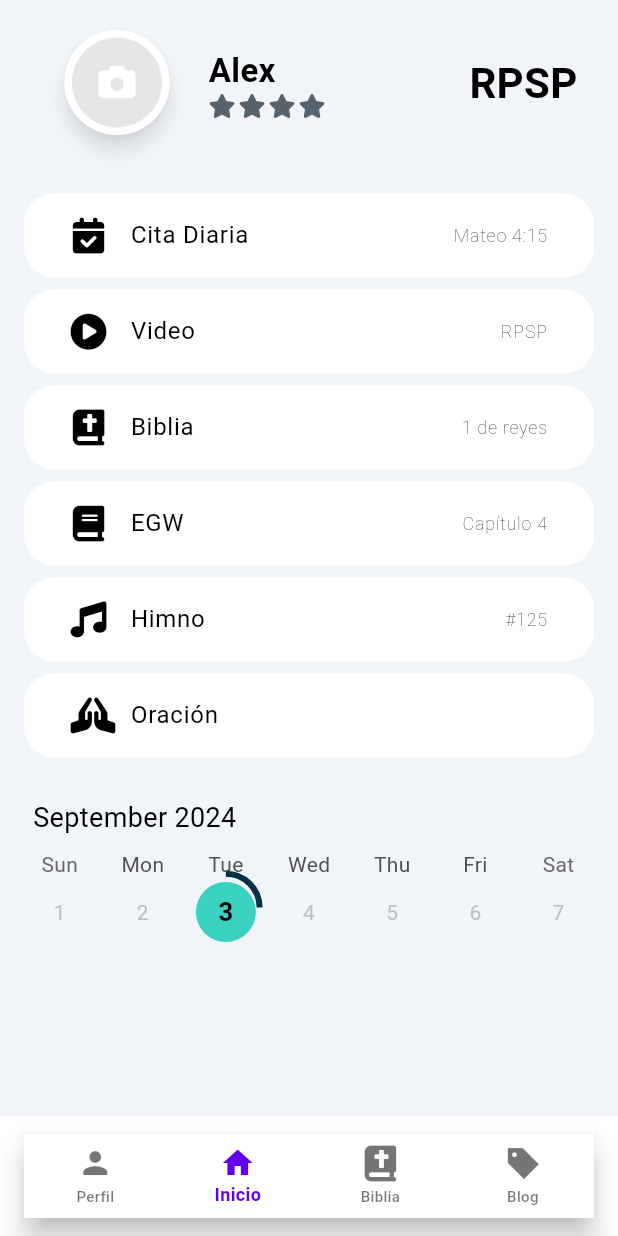
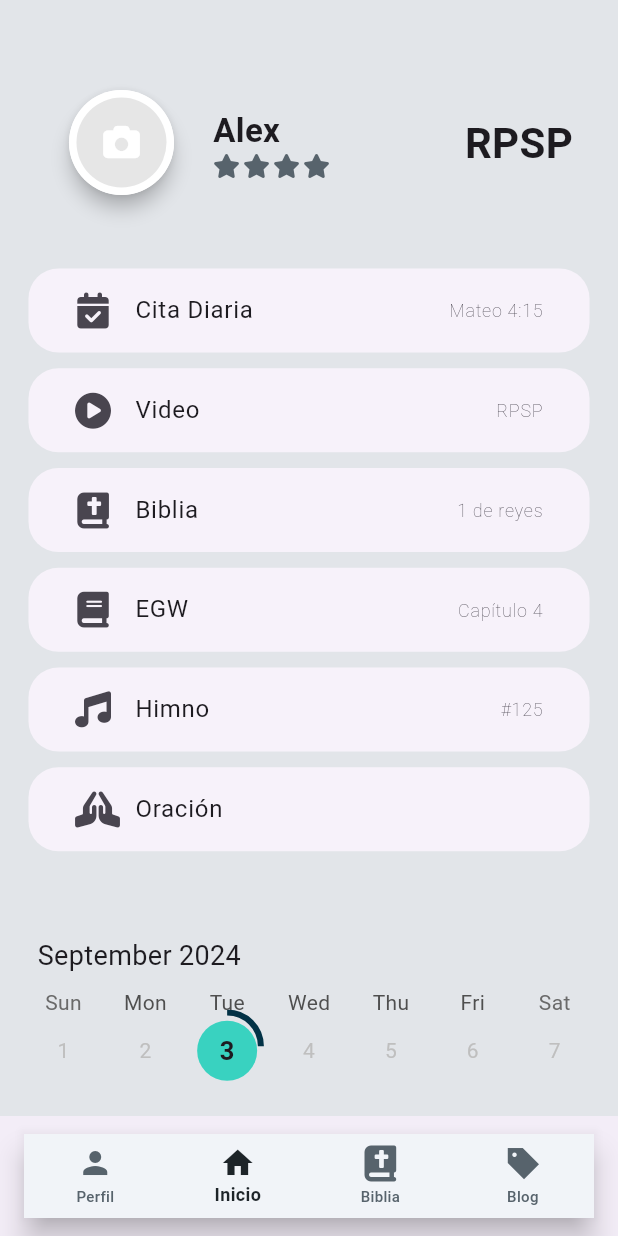
Before and after one commit to UNAV-ISC/rpsp_rep, a Flutter app: the screen it shows after launch, on a phone screen of 412 x 824 dp. Run offline on Flutter 3.47's test engine with Material 3 defaults, Android fonts, the phone set to English and light mode, and no system bars; drawn by our look-alikes of table_calendar; our stand-ins replace flutter_switch, font_awesome_flutter, get, image_picker, shared_preferences, webview_flutter; missing offline and left inert: flutter_inappwebview; accounts and stored records are empty.

Commit message:
G_Colors_v2

```diff
--- a/lib/app/modules/bible/components/bible_card.dart
+++ b/lib/app/modules/bible/components/bible_card.dart
@@ -15,13 +15,10 @@ class _BlibleCard extends StatelessWidget {
   @override
   Widget build(BuildContext context) {
     return Card(
-      margin: const EdgeInsets.symmetric(vertical: 6),
-      elevation: 2,
+      elevation: 0,
       shape: RoundedRectangleBorder(borderRadius: BorderRadius.circular(20)),
       child: ButtonCard(
           child: ListTile(
-            contentPadding:
-                const EdgeInsets.symmetric(vertical: 2, horizontal: 16),
             title: Text(
               title,
               style: const TextStyle(fontWeight: FontWeight.bold, fontSize: 16),
--- a/lib/app/modules/bible/views/bible_view.dart
+++ b/lib/app/modules/bible/views/bible_view.dart
@@ -4,6 +4,7 @@ import 'package:get/get.dart';
 //import 'package:rpsp_main/app/modules/home/views/home_view.dart';
 import 'package:rpsp_main/app/modules/text/views/text_view.dart';
 import 'package:rpsp_main/app/shared/global_widgets/buttons/buttom_card.dart';
+import 'package:rpsp_main/app/shared/theme/theme_dark.dart';
 
 import '../controllers/bible_controller.dart';
 import 'app_bar_custom.dart'; // Actualiza la ruta según la ubicación real del archivo
--- a/lib/app/modules/bottom_bar/views/bottom_bar_view.dart
+++ b/lib/app/modules/bottom_bar/views/bottom_bar_view.dart
@@ -55,7 +55,8 @@ class _BottomBarViewState extends State<BottomBarView> {
           ],
         ),
         bottomNavigationBar: BottomAppBar(
-          shape: const CircularNotchedRectangle(),
+          // shape: const CircularNotchedRectangle(),
+
           elevation: 0,
           clipBehavior: Clip.antiAlias,
           child: BottomNavigationBar(
--- a/lib/app/modules/home/components/home_card.dart
+++ b/lib/app/modules/home/components/home_card.dart
@@ -16,7 +16,6 @@ class _HomeCard extends StatelessWidget {
   @override
   Widget build(BuildContext context) {
     return Card(
-      //color: Theme.of(context).cardColor,
       elevation: 0,
       shape: RoundedRectangleBorder(borderRadius: BorderRadius.circular(20)),
       child: _ButtonCard(
--- a/lib/app/modules/home/views/home_view.dart
+++ b/lib/app/modules/home/views/home_view.dart
@@ -28,19 +28,20 @@ class HomeView extends GetView<HomeController> {
   Widget build(BuildContext context) {
     return Scaffold(
       body: SafeArea(
-        child: SingleChildScrollView(
         child: Padding(
-            padding: const EdgeInsets.symmetric(horizontal: 12),
+          padding: const EdgeInsets.all(15),
           child: Column(
-              crossAxisAlignment: CrossAxisAlignment.center,
+            crossAxisAlignment: CrossAxisAlignment.stretch,
+            mainAxisAlignment: MainAxisAlignment.spaceEvenly,
+            mainAxisSize: MainAxisSize.max,
             children: [
+              const SizedBox(height: 20),
               UserDataLogo(),
-                const SizedBox(height: 15),
+              const SizedBox(height: 20),
               ..._buildCards(context),
-                const SizedBox(height: 15),
+              const SizedBox(height: 40),
               _Calendar(),
             ],
-            ),
           ),
         ),
       ),
--- a/lib/app/modules/perfil/views/perfil_view.dart
+++ b/lib/app/modules/perfil/views/perfil_view.dart
@@ -72,8 +72,7 @@ class ProfileView extends GetView<ProfileController> {
                     const TextStyle(fontSize: 20, fontWeight: FontWeight.bold),
               ),
               IconButton(
-                icon: const Icon(Icons.edit, color: Color(0xffF5C00B)),
-                // onPressed: () => Get.to(EditProfileView())
+                icon: const Icon(Icons.edit),
                 onPressed: () => navigateTo(context, EditProfileView()),
               )
             ],
@@ -81,8 +80,7 @@ class ProfileView extends GetView<ProfileController> {
           subtitle: Text(
             _.user.email,
             textAlign: TextAlign.center,
-            style: const TextStyle(
-                fontSize: 15, fontWeight: FontWeight.w600, color: Colors.grey),
+            style: const TextStyle(fontSize: 15, fontWeight: FontWeight.w600),
           ),
         ),
         ProfileDataInfo(
--- a/lib/app/shared/theme/theme.dart
+++ b/lib/app/shared/theme/theme.dart
@@ -9,8 +9,7 @@ ThemeData themeLight() {
     brightness: Brightness.light,
     primaryColor: const Color.fromARGB(255, 2, 50, 70), // //  Color(0xFF3E6F89)
     hintColor: const Color.fromARGB(255, 255, 255, 255), //COlor opaco
-    scaffoldBackgroundColor: const Color.fromARGB(255, 241, 244, 248),
-    shadowColor: const Color.fromARGB(94, 20, 24, 27),
+    scaffoldBackgroundColor: const Color.fromARGB(255, 226, 229, 233),
     indicatorColor: const Color.fromARGB(255, 62, 111, 137),
     iconTheme: const IconThemeData(color: Color.fromARGB(255, 87, 99, 108)),
     textTheme: const TextTheme(
@@ -18,7 +17,14 @@ ThemeData themeLight() {
     appBarTheme: const AppBarTheme(
         iconTheme: IconThemeData(color: scaffoldBackgroundColor),
         actionsIconTheme: IconThemeData(color: scaffoldBackgroundColor)),
-    colorScheme: const ColorScheme.light(background: scaffoldBackgroundColor),
+
+    bottomNavigationBarTheme: const BottomNavigationBarThemeData(
+      backgroundColor: Color.fromARGB(255, 241, 244, 248),
+      selectedItemColor: Color.fromARGB(255, 29, 36, 40),
+      unselectedItemColor: Color.fromARGB(255, 87, 99, 108),
+      selectedIconTheme: IconThemeData(color: Color.fromARGB(255, 29, 36, 40)),
+      showUnselectedLabels: true,
+    ),
 
     //Botones
 
```
Also changed, not shown: lib/app/modules/bible/components/book_modal.dart (+4 -6 lines), lib/app/modules/bible/components/chapter_card.dart (+3 -18 lines), lib/app/modules/bible/components_extra/bible_card.dart (+1 -11 lines). Lines whose indentation alone changed are shown as unchanged.
